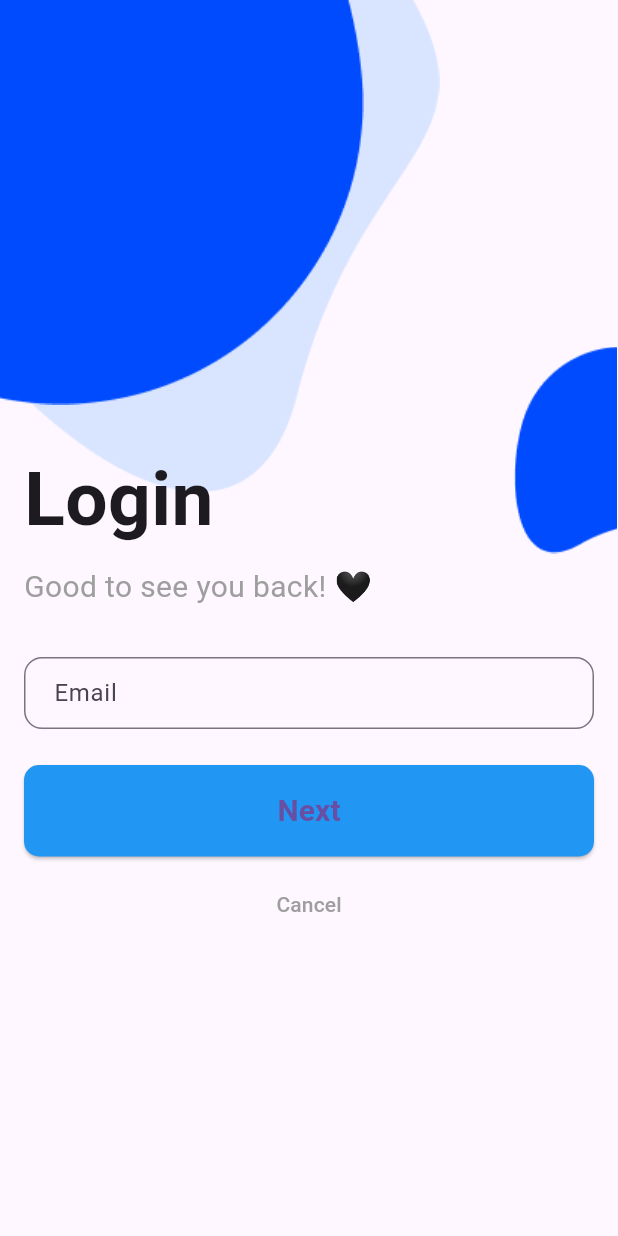
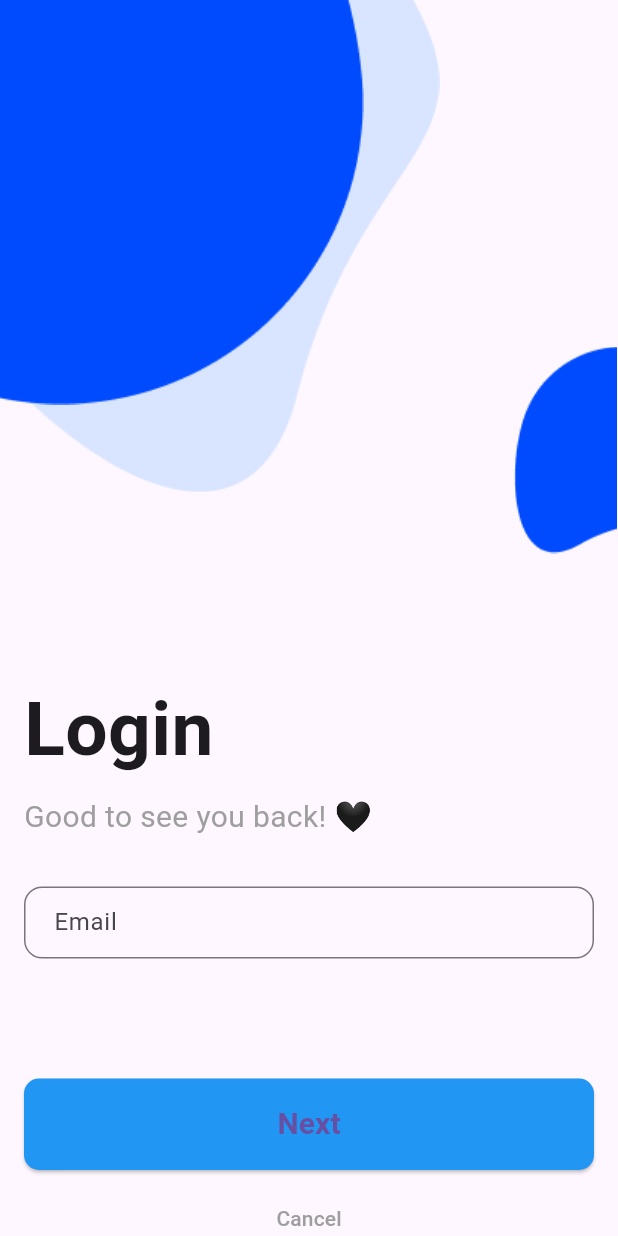
Before and after one commit to abwkhlf/Abdulmomen-Al-Nahari, a Flutter app: the screen it shows after launch, on a phone screen of 412 x 824 dp. Run offline on Flutter 3.47's test engine with Material 3 defaults, Android fonts, the phone set to English and light mode, and no system bars.

Commit message:
feat(projet): Update of a Login_Pages

```diff
--- a/lib/Login_Pages.dart
+++ b/lib/Login_Pages.dart
@@ -41,7 +41,7 @@ class LoginScreen extends StatelessWidget {
               mainAxisAlignment: MainAxisAlignment.center,
               crossAxisAlignment: CrossAxisAlignment.start,
               children: [
-                const SizedBox(height: 100),
+                const SizedBox(height: 450),
                 const Text(
                   "Login",
                   style: TextStyle(
@@ -62,7 +62,7 @@ class LoginScreen extends StatelessWidget {
                   hintText: "Email",
                   keyboardType: TextInputType.emailAddress,
                 ),
-                const SizedBox(height: 24),
+                const SizedBox(height: 80),
                 SizedBox(
                   width: double.infinity,
                   child: CustomButton(
```
